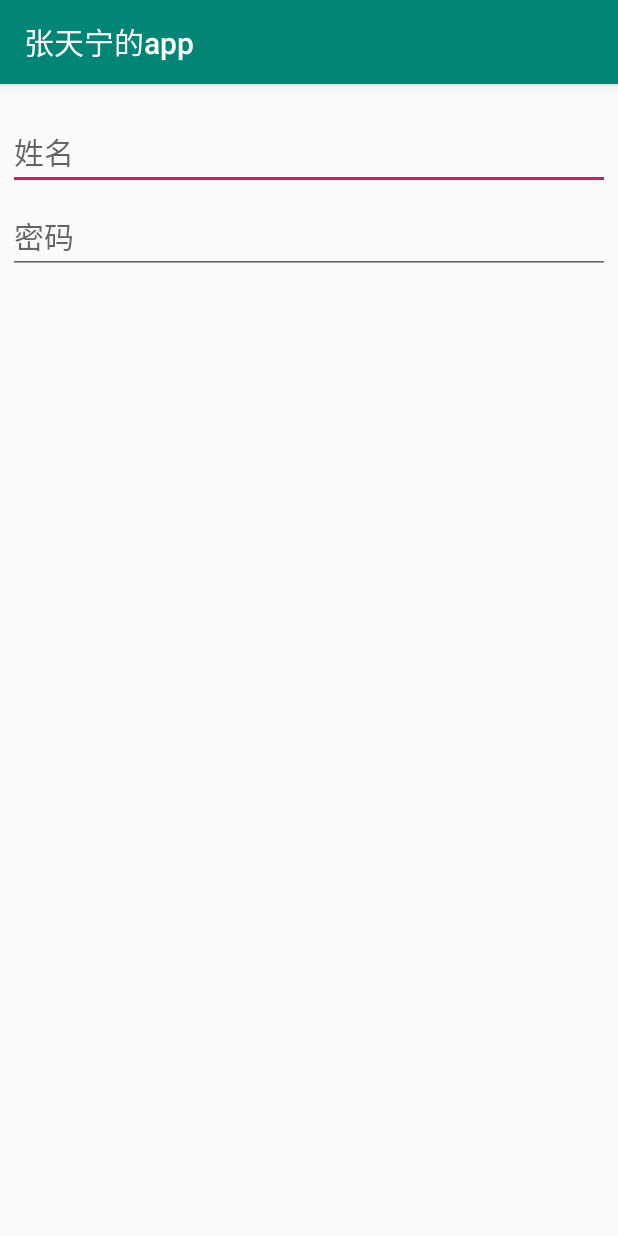
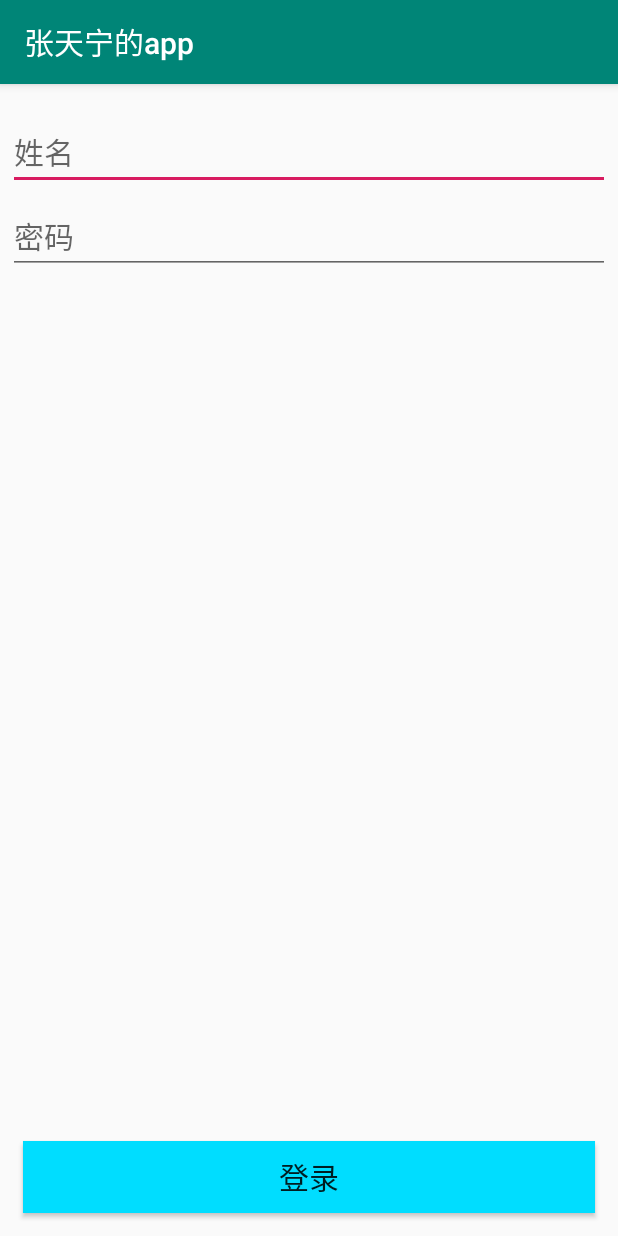
Before and after one commit to Liveinadream/ztnDagger2Demo, an Android app: the LoginActivity screen opened directly, with no data from a screen before it, on a phone screen of 412 x 824 dp. Run offline under Robolectric (Android 15) with nearby library versions, the phone set to English and light mode, and no system bars; our stand-ins replace Dagger/Hilt's generated code; libraries missing offline, so code that uses them is left out: com.ztn.common, me.yokeyword.fragmentation; 3 statements that could not run were skipped.

Commit message:
添加网络访问权限

```diff
--- a/app/src/main/AndroidManifest.xml
+++ b/app/src/main/AndroidManifest.xml
@@ -3,6 +3,7 @@
           xmlns:tools="http://schemas.android.com/tools" package="com.ztn.app">
 
     <uses-permission android:name="android.permission.ACCESS_NETWORK_STATE"/>
+    <uses-permission android:name="android.permission.INTERNET"/>
     <application
             android:allowBackup="true"
             android:icon="@mipmap/ic_launcher"
--- a/app/src/main/java/com/ztn/app/ui/LoginActivity.kt
+++ b/app/src/main/java/com/ztn/app/ui/LoginActivity.kt
@@ -8,6 +8,7 @@ import com.ztn.app.presenter.LoginPresenter
 import com.ztn.app.R
 import com.ztn.common.customs.CustomProgressDialog
 import com.ztn.common.utils.wayutils.DialogUtils
+import kotlinx.android.synthetic.main.activity_login.*
 
 /**
  * Created by 冒险者ztn on 2019/2/12.
@@ -51,5 +52,8 @@ class LoginActivity : BaseActivity<LoginPresenter>(), LoginContract.View {
     override fun onViewCreated() {
         super.onViewCreated()
         mPresenter.attachView(this)
+        login.setOnClickListener {
+            mPresenter.login()
+        }
     }
 }
--- a/app/src/main/res/layout/activity_login.xml
+++ b/app/src/main/res/layout/activity_login.xml
@@ -33,4 +33,17 @@
             android:inputType="numberPassword"/>
 
 
+    <Button
+            android:id="@+id/login"
+            android:layout_width="match_parent"
+            android:layout_height="wrap_content"
+            android:text="登录"
+            android:textSize="@dimen/sp_20"
+            android:background="@android:color/holo_blue_bright"
+            android:layout_margin="@dimen/margin_15"
+            app:layout_constraintBottom_toBottomOf="parent"
+            app:layout_constraintStart_toStartOf="parent"
+            app:layout_constraintEnd_toEndOf="parent"/>
+
+
 </android.support.constraint.ConstraintLayout>
```
